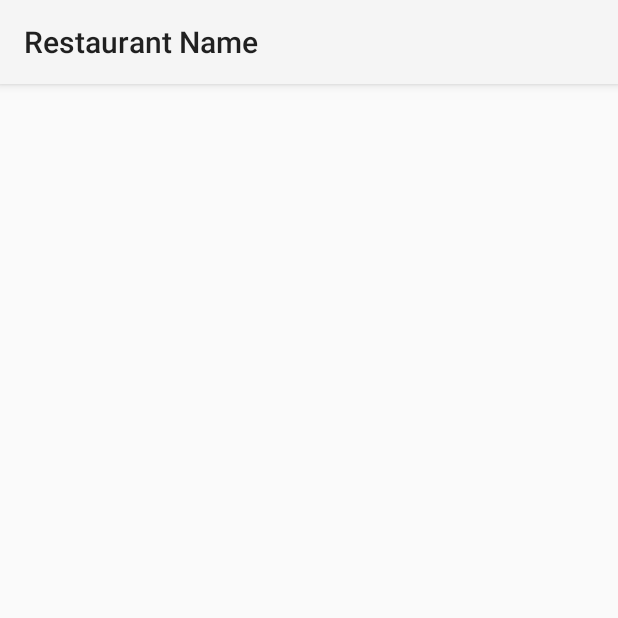
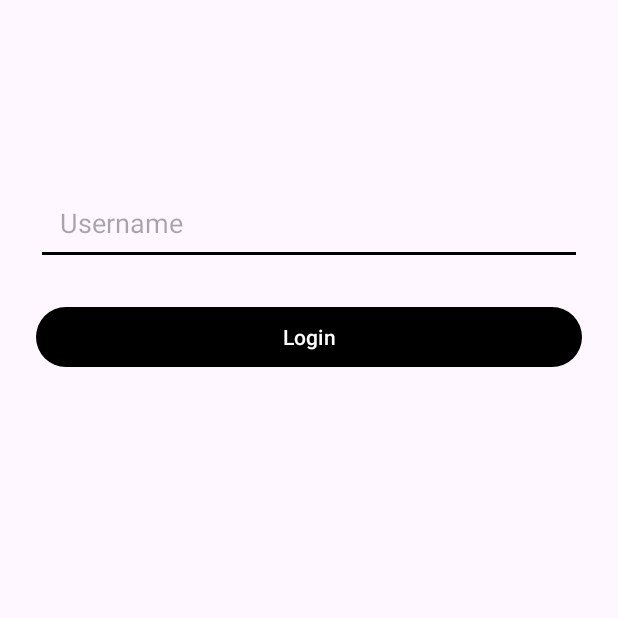
Before and after one commit to Plymouth-COMP2000/design-exercises-DB14823, an Android app: the screen it shows after launch (MainActivity), on a phone screen of 412 x 824 dp, the top half of it. Run offline under Robolectric (Android 15) with nearby library versions, the phone set to English and light mode, and no system bars.

Commit message:
Backend for guest login created

```diff
--- a/app/src/main/AndroidManifest.xml
+++ b/app/src/main/AndroidManifest.xml
@@ -1,6 +1,7 @@
 <?xml version="1.0" encoding="utf-8"?>
 <manifest xmlns:android="http://schemas.android.com/apk/res/android"
     xmlns:tools="http://schemas.android.com/tools">
+    <uses-permission android:name="android.permission.INTERNET" />
 
     <application
         android:allowBackup="true"
@@ -10,7 +11,8 @@
         android:label="@string/app_name"
         android:roundIcon="@mipmap/ic_launcher_round"
         android:supportsRtl="true"
-        android:theme="@style/Theme.Restaurantapp">
+        android:theme="@style/Theme.RestaurantApp"
+        android:networkSecurityConfig="@xml/network_security_config">
         <activity
             android:name=".MainActivity"
             android:exported="true">
--- a/app/src/main/java/com/example/restaurantapp/MainActivity.java
+++ b/app/src/main/java/com/example/restaurantapp/MainActivity.java
@@ -1,24 +1,96 @@
 package com.example.restaurantapp;
 
 import android.os.Bundle;
+import android.text.TextUtils;
+import android.widget.Button;
+import android.widget.EditText;
+import android.widget.Toast;
 
-import androidx.activity.EdgeToEdge;
 import androidx.appcompat.app.AppCompatActivity;
-import androidx.core.graphics.Insets;
-import androidx.core.view.ViewCompat;
-import androidx.core.view.WindowInsetsCompat;
+
+import com.example.restaurantapp.data.api.UserApi;
+import com.example.restaurantapp.model.User;
+
+import java.util.concurrent.ExecutorService;
+import java.util.concurrent.Executors;
 
 public class MainActivity extends AppCompatActivity {
+
+    // Single background thread for API calls
+    private final ExecutorService executor = Executors.newSingleThreadExecutor();
+
+    private EditText editUsername;
+    private Button btnLogin;
 
     @Override
     protected void onCreate(Bundle savedInstanceState) {
         super.onCreate(savedInstanceState);
-        EdgeToEdge.enable(this);
         setContentView(R.layout.activity_main);
-        ViewCompat.setOnApplyWindowInsetsListener(findViewById(R.id.main), (v, insets) -> {
-            Insets systemBars = insets.getInsets(WindowInsetsCompat.Type.systemBars());
-            v.setPadding(systemBars.left, systemBars.top, systemBars.right, systemBars.bottom);
-            return insets;
+
+        // These IDs must exist in activity_main.xml
+        editUsername = findViewById(R.id.editUsername);
+        btnLogin = findViewById(R.id.btnLogin);
+
+        btnLogin.setOnClickListener(v -> {
+            String username = editUsername.getText().toString().trim();
+
+            if (TextUtils.isEmpty(username)) {
+                Toast.makeText(MainActivity.this, "Enter a username", Toast.LENGTH_SHORT).show();
+                return;
+            }
+
+            attemptLogin(username);
         });
     }
+
+    /**
+     * Attempts login by checking if the user exists on the API.
+     * Passwords are NOT validated because the API does not provide
+     * a proper authentication endpoint.
+     */
+    private void attemptLogin(String username) {
+        executor.execute(() -> {
+            try {
+                UserApi api = new UserApi();
+                User user = api.readUser(username);
+
+                runOnUiThread(() -> {
+                    if (user == null) {
+                        Toast.makeText(MainActivity.this, "User not found", Toast.LENGTH_SHORT).show();
+                        return;
+                    }
+
+                    Toast.makeText(
+                            MainActivity.this,
+                            "Logged in as: " + user.usertype,
+                            Toast.LENGTH_SHORT
+                    ).show();
+
+                    // NEXT STEP:
+                    // role routing + session storage
+                    // if ("staff".equalsIgnoreCase(user.usertype)) {
+                    //     startActivity(new Intent(this, StaffHomeActivity.class));
+                    // } else {
+                    //     startActivity(new Intent(this, GuestHomeActivity.class));
+                    // }
+
+                });
+
+            } catch (Exception e) {
+                runOnUiThread(() ->
+                        Toast.makeText(
+                                MainActivity.this,
+                                "API error: " + e.getMessage(),
+                                Toast.LENGTH_LONG
+                        ).show()
+                );
+            }
+        });
+    }
+
+    @Override
+    protected void onDestroy() {
+        super.onDestroy();
+        executor.shutdown();
+    }
 }
--- a/app/src/main/res/layout/activity_main.xml
+++ b/app/src/main/res/layout/activity_main.xml
@@ -1,10 +1,36 @@
 <?xml version="1.0" encoding="utf-8"?>
-<androidx.constraintlayout.widget.ConstraintLayout xmlns:android="http://schemas.android.com/apk/res/android"
+<androidx.constraintlayout.widget.ConstraintLayout
+    xmlns:android="http://schemas.android.com/apk/res/android"
     xmlns:app="http://schemas.android.com/apk/res-auto"
     xmlns:tools="http://schemas.android.com/tools"
-    android:id="@+id/main"
     android:layout_width="match_parent"
     android:layout_height="match_parent"
     tools:context=".MainActivity">
 
+    <EditText
+        android:id="@+id/editUsername"
+        android:layout_width="0dp"
+        android:layout_height="wrap_content"
+        android:hint="Username"
+        android:inputType="text"
+        android:padding="16dp"
+        app:layout_constraintTop_toTopOf="parent"
+        app:layout_constraintStart_toStartOf="parent"
+        app:layout_constraintEnd_toEndOf="parent"
+        android:layout_marginTop="120dp"
+        android:layout_marginStart="24dp"
+        android:layout_marginEnd="24dp"/>
+
+    <Button
+        android:id="@+id/btnLogin"
+        android:layout_width="0dp"
+        android:layout_height="wrap_content"
+        android:text="Login"
+        app:layout_constraintTop_toBottomOf="@id/editUsername"
+        app:layout_constraintStart_toStartOf="parent"
+        app:layout_constraintEnd_toEndOf="parent"
+        android:layout_marginTop="24dp"
+        android:layout_marginStart="24dp"
+        android:layout_marginEnd="24dp"/>
+
 </androidx.constraintlayout.widget.ConstraintLayout>
--- /dev/null
+++ b/app/src/main/res/xml/network_security_config.xml
@@ -0,0 +1,6 @@
+<?xml version="1.0" encoding="utf-8"?>
+<network-security-config>
+    <domain-config cleartextTrafficPermitted="true">
+        <domain includeSubdomains="false">10.240.72.69</domain>
+    </domain-config>
+</network-security-config>
```
Also changed, not shown: app/src/main/java/com/example/restaurantapp/data/api/ApiConfig.java (added, +7 -0 lines), app/src/main/java/com/example/restaurantapp/data/api/UserApi.java (added, +110 -0 lines), app/src/main/java/com/example/restaurantapp/model/User.java (added, +11 -0 lines), app/src/main/res/layout-v31/activity_menu_item_details.xml (deleted).
